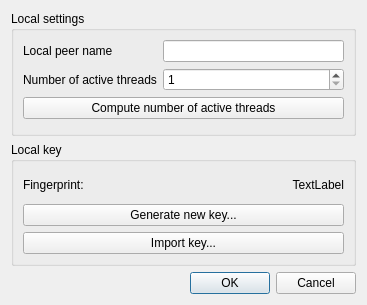
First picture: the form in ddcn_control/SettingsDialog.ui, repository mgottschlag/ddcn, before the edit.
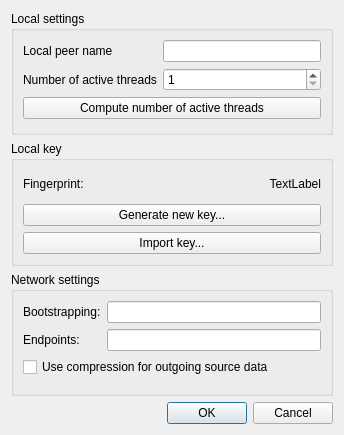
Second picture: the form after the edit.

Commit message: ddcn_control: Improved settings dialog ui.

Patch:
```diff
--- a/ddcn_control/SettingsDialog.ui
+++ b/ddcn_control/SettingsDialog.ui
@@ -6,8 +6,8 @@
    <rect>
     <x>0</x>
     <y>0</y>
-    <width>367</width>
-    <height>305</height>
+    <width>344</width>
+    <height>435</height>
    </rect>
   </property>
   <property name="windowTitle">
@@ -112,6 +112,45 @@
      </layout>
     </widget>
    </item>
+   <item>
+    <widget class="QGroupBox" name="groupBox_3">
+     <property name="title">
+      <string>Network settings</string>
+     </property>
+     <layout class="QFormLayout" name="formLayout_2">
+      <property name="fieldGrowthPolicy">
+       <enum>QFormLayout::AllNonFixedFieldsGrow</enum>
+      </property>
+      <item row="0" column="0">
+       <widget class="QLabel" name="label_4">
+        <property name="text">
+         <string>Bootstrapping:</string>
+        </property>
+       </widget>
+      </item>
+      <item row="0" column="1">
+       <widget class="QLineEdit" name="lineEdit"/>
+      </item>
+      <item row="1" column="0">
+       <widget class="QLabel" name="label_5">
+        <property name="text">
+         <string>Endpoints:</string>
+        </property>
+       </widget>
+      </item>
+      <item row="1" column="1">
+       <widget class="QLineEdit" name="lineEdit_2"/>
+      </item>
+      <item row="2" column="0" colspan="2">
+       <widget class="QCheckBox" name="useCompression">
+        <property name="text">
+         <string>Use compression for outgoing source data</string>
+        </property>
+       </widget>
+      </item>
+     </layout>
+    </widget>
+   </item>
    <item>
     <widget class="QDialogButtonBox" name="buttonBox">
      <property name="standardButtons">
```
